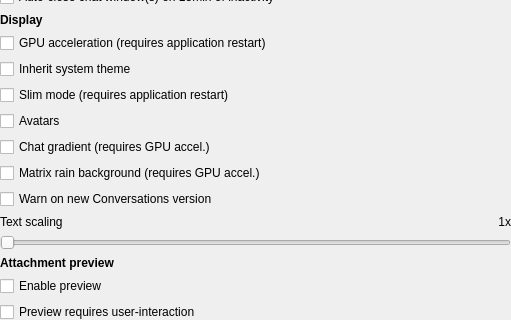
This is src/settingswidget.ui in maemo-leste/conversations as Qt 5 draws it before an edit; both pictures show x 0 to 511 and y 85 to 405 of the 511 by 921 pixel window. The edited form follows.
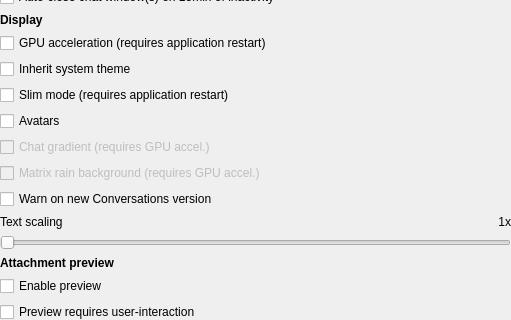
This is the edited form.

Commit message: settingswindow: disable matrix/gradient shaders

Patch:
```diff
--- a/src/settingswidget.ui
+++ b/src/settingswidget.ui
@@ -145,6 +145,9 @@
        </item>
        <item>
         <widget class="QCheckBox" name="checkBox_enableDisplayChatGradient">
+         <property name="enabled">
+          <bool>false</bool>
+         </property>
          <property name="text">
           <string>Chat gradient (requires GPU accel.)</string>
          </property>
@@ -152,6 +155,9 @@
        </item>
        <item>
         <widget class="QCheckBox" name="checkBox_enableMatrixRainBackground">
+         <property name="enabled">
+          <bool>false</bool>
+         </property>
          <property name="text">
           <string>Matrix rain background (requires GPU accel.)</string>
          </property>
```
